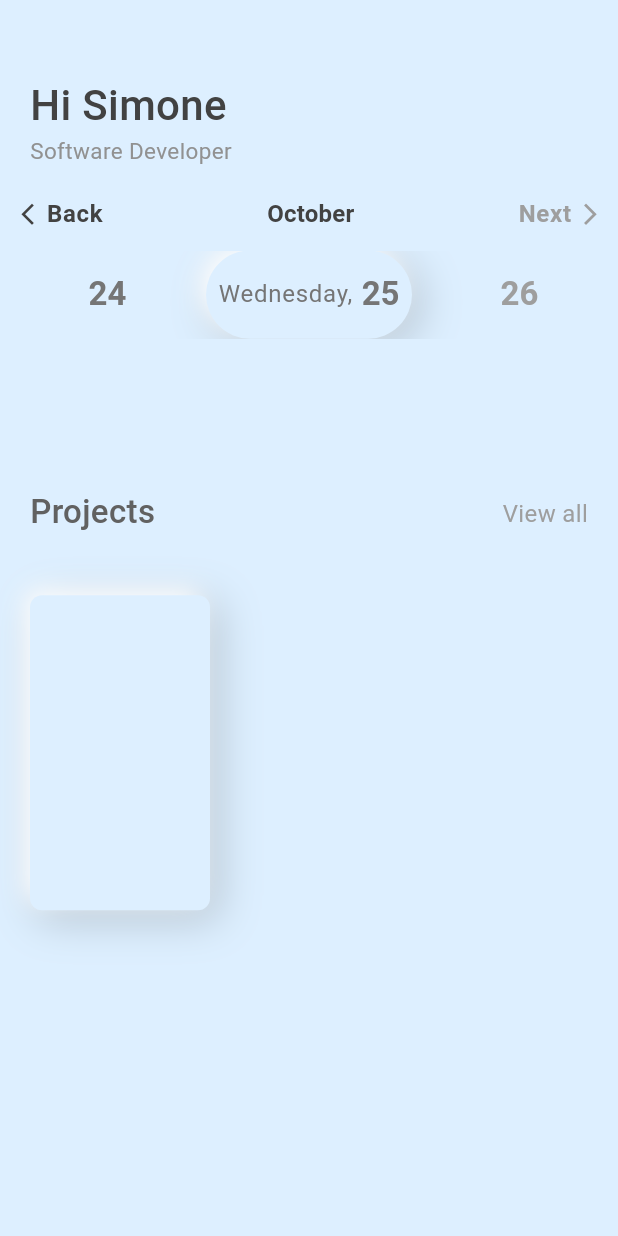
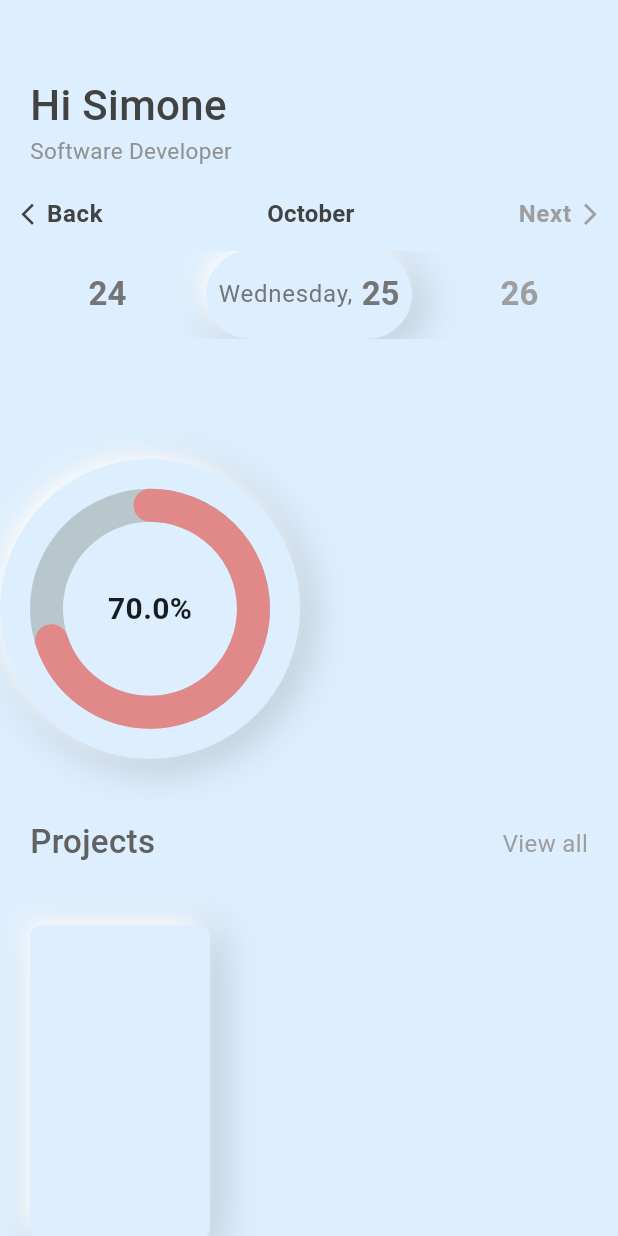
Before and after one commit to homemadepasta/neotimetracking, a Flutter app: the screen it shows after launch, on a phone screen of 412 x 824 dp. Run offline on Flutter 3.47's test engine with Material 2 defaults, Android fonts, the phone set to English and light mode, and no system bars; drawn by our look-alikes of carousel_slider, percent_indicator.

Commit message:
:sparkles: Add Progress Bar

```diff
--- a/lib/main.dart
+++ b/lib/main.dart
@@ -3,6 +3,7 @@ import 'package:flutter/material.dart';
 // import 'package:horizontal_week_calendar/horizontal_week_calendar.dart';
 import 'package:intl/intl.dart';
 import 'calendar.dart';
+import 'package:percent_indicator/percent_indicator.dart';
 
 void main() {
   runApp(const MyApp());
@@ -130,74 +131,51 @@ class _MyHomePageState extends State<MyHomePage> {
               });
             },
           )),
-          // Expanded(
-          //     flex: 1,
-          //     child: Text('12',
-          //         textAlign: TextAlign.center,
-          //         overflow: TextOverflow.ellipsis,
-          //         style: TextStyle(
-          //           color: Colors.grey.shade600,
-          //           fontSize: 19,
-          //           fontWeight: FontWeight.w400,
-          //         ))),
-          // Expanded(
-          //     flex: 2,
-          //     child: Container(
-          //         width: 80,
-          //         height: 40,
-          //         decoration: const BoxDecoration(
-          //             borderRadius: BorderRadius.all(Radius.circular(99)),
-          //             color: Color.fromARGB(255, 221, 239, 255),
-          //             boxShadow: [
-          //               // Bottom right
-          //               BoxShadow(
-          //                   color: Color.fromARGB(47, 0, 0, 0),
-          //                   blurRadius: 24,
-          //                   offset: Offset(5, 5),
-          //                   blurStyle: BlurStyle.normal,
-          //                   spreadRadius: 1),
-          //               // Top left
-          //               BoxShadow(
-          //                   color: Colors.white,
-          //                   blurRadius: 14,
-          //                   offset: Offset(-5, -5),
-          //                   blurStyle: BlurStyle.normal,
-          //                   spreadRadius: -1)
-          //             ]),
-          //         child: Align(
-          //             alignment: Alignment.center,
-          //             child: Text('Sunday, 13',
-          //                 textAlign: TextAlign.center,
-          //                 overflow: TextOverflow.ellipsis,
-          //                 style: TextStyle(
-          //                   color: Colors.grey.shade600,
-          //                   fontSize: 19,
-          //                   fontWeight: FontWeight.w400,
-          //                 ))))),
-          // Expanded(
-          //     flex: 1,
-          //     child: Text('14',
-          //         textAlign: TextAlign.center,
-          //         overflow: TextOverflow.ellipsis,
-          //         style: TextStyle(
-          //           color: Colors.grey.shade600,
-          //           fontSize: 19,
-          //           fontWeight: FontWeight.w400,
-          //         ))),
-          // Expanded(
-          //     flex: 1,
-          //     child: Text('15',
-          //         textAlign: TextAlign.center,
-          //         overflow: TextOverflow.ellipsis,
-          //         style: TextStyle(
-          //           color: Colors.grey.shade600,
-          //           fontSize: 19,
-          //           fontWeight: FontWeight.w400,
-          //         ))),
         ],
       ),
       // ----- end of weekdays section -----
       const SizedBox(height: 80),
+
+      Row(children: <Widget>[
+        Container(
+            width: 200.0,
+            height: 200.0,
+            decoration: const BoxDecoration(
+                color: Color.fromARGB(255, 221, 239, 255),
+                shape: BoxShape.circle,
+                boxShadow: [
+                  // Bottom right
+                  BoxShadow(
+                      color: Color.fromARGB(47, 0, 0, 0),
+                      blurRadius: 24,
+                      offset: Offset(5, 5),
+                      blurStyle: BlurStyle.normal,
+                      spreadRadius: 1),
+                  // Top left
+                  BoxShadow(
+                      color: Colors.white,
+                      blurRadius: 14,
+                      offset: Offset(-5, -5),
+                      blurStyle: BlurStyle.normal,
+                      spreadRadius: -1)
+                ]),
+            child: CircularPercentIndicator(
+              radius: 80.0,
+              lineWidth: 22.0,
+              animation: true,
+              percent: 0.7,
+              center: const Text(
+                "70.0%",
+                style: TextStyle(fontWeight: FontWeight.bold, fontSize: 20.0),
+              ),
+              circularStrokeCap: CircularStrokeCap.round,
+              progressColor: const Color.fromARGB(255, 225, 136, 136),
+            )),
+      ]),
+      // ----- end of weekdays section -----
+
+
+      const SizedBox(height: 20),
       Row(
         children: [
           Align(
--- a/pubspec.yaml
+++ b/pubspec.yaml
@@ -32,6 +32,7 @@ dependencies:
     sdk: flutter
   intl: ^0.18.0
   carousel_slider: ^4.2.1
+  percent_indicator: ^4.0.1
 
 
   # The following adds the Cupertino Icons font to your application.
```
Also changed, not shown: pubspec.lock.
